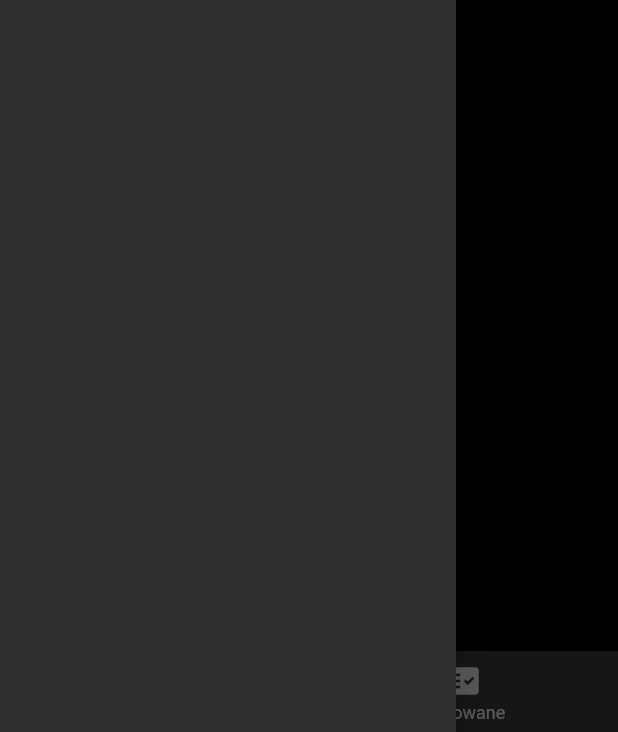
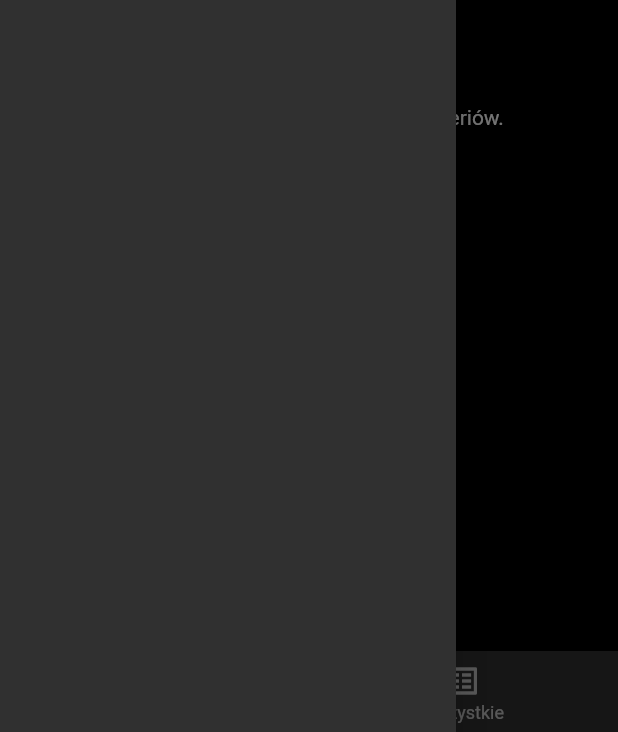
Before and after one commit to jakubjaran/posredniak, a Flutter app: the screen it shows after launch, with the side drawer open, on a phone screen of 412 x 824 dp. Shown: the part 501-1233 px from the top of the screen. Run offline on Flutter 3.47's test engine with Material 2 defaults, Android fonts, the phone set to English and light mode, and no system bars; our stand-ins replace webview_flutter; network calls fail.

Commit message:
Filtered offers

```diff
--- a/lib/screens/filtered_offers_screen.dart
+++ b/lib/screens/filtered_offers_screen.dart
@@ -1,17 +1,25 @@
 import 'package:flutter/material.dart';
+import 'package:provider/provider.dart';
 
 import 'package:posredniak_app/widgets/list_item.dart';
 
+import 'package:posredniak_app/providers/offers.dart';
+
 class FilteredOffersScreen extends StatelessWidget {
-  final offers = [];
-
   @override
   Widget build(BuildContext context) {
+    final offers = Provider.of<Offers>(context).filteredOffers;
+    if (offers.length > 0) {
       return ListView.builder(
         itemBuilder: (context, index) {
           return ListItem(offers[index]);
         },
         itemCount: offers.length,
       );
+    } else {
+      return Center(
+        child: Text('Brak ofert pasujących do moich kryteriów.'),
+      );
     }
   }
+}
--- a/lib/screens/home_screen.dart
+++ b/lib/screens/home_screen.dart
@@ -33,6 +33,12 @@ class _HomeScreenState extends State<HomeScreen> {
     super.initState();
   }
 
+  void _selectTab(int index) {
+    setState(() {
+      _selectedTabIndex = index;
+    });
+  }
+
   @override
   Widget build(BuildContext context) {
     return Scaffold(
@@ -42,16 +48,16 @@ class _HomeScreenState extends State<HomeScreen> {
         ],
       ),
       bottomNavigationBar: BottomNavigationBar(
-        onTap: (i) {},
+        onTap: _selectTab,
         currentIndex: _selectedTabIndex,
         items: [
           BottomNavigationBarItem(
+            icon: Icon(Icons.face_rounded),
+            label: 'Dla Mnie',
+          ),
+          BottomNavigationBarItem(
             icon: Icon(Icons.list_alt),
             label: 'Wszystkie',
-          ),
-          BottomNavigationBarItem(
-            icon: Icon(Icons.fact_check),
-            label: 'Filtrowane',
           ),
         ],
       ),
@@ -79,8 +85,8 @@ class _HomeScreenState extends State<HomeScreen> {
                       ),
                     )
                   : _selectedTabIndex == 0
-                      ? AllOffersScreen()
-                      : FilteredOffersScreen(),
+                      ? FilteredOffersScreen()
+                      : AllOffersScreen(),
               onRefresh: _fetchOffers,
             ),
           ),
```
Also changed, not shown: lib/providers/offers.dart (+35 -0 lines). Lines whose indentation alone changed are shown as unchanged.
